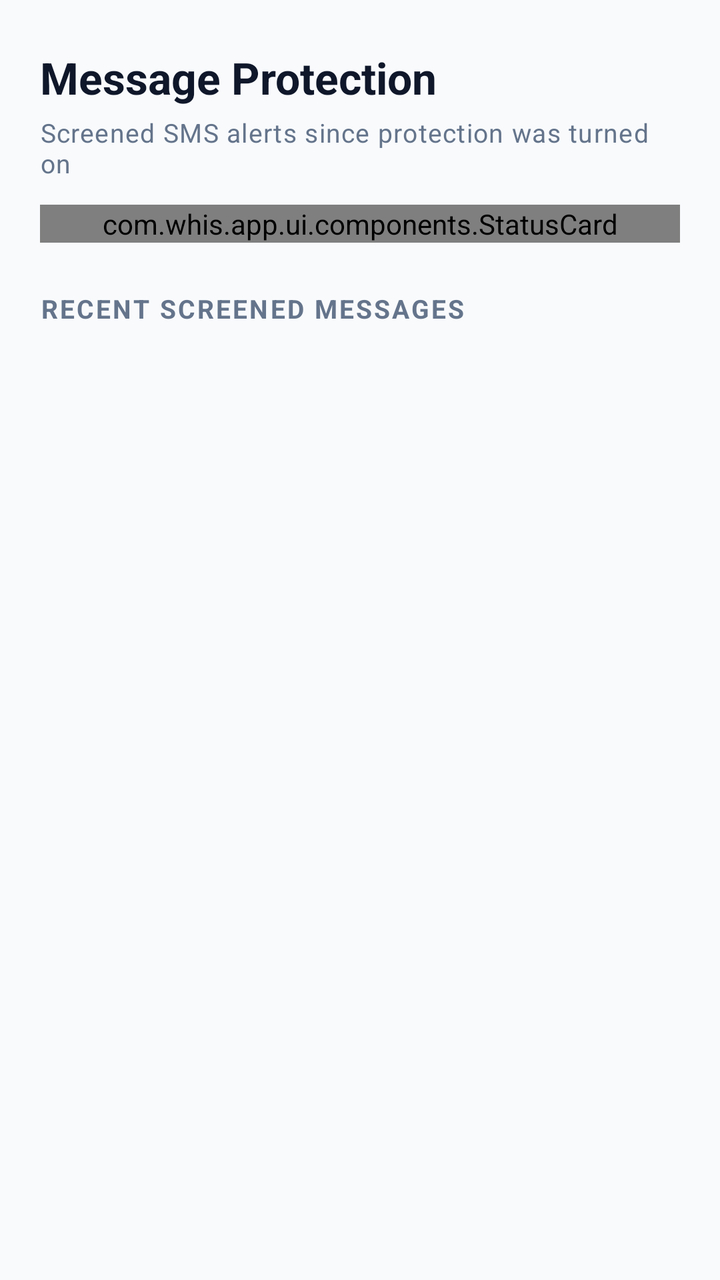
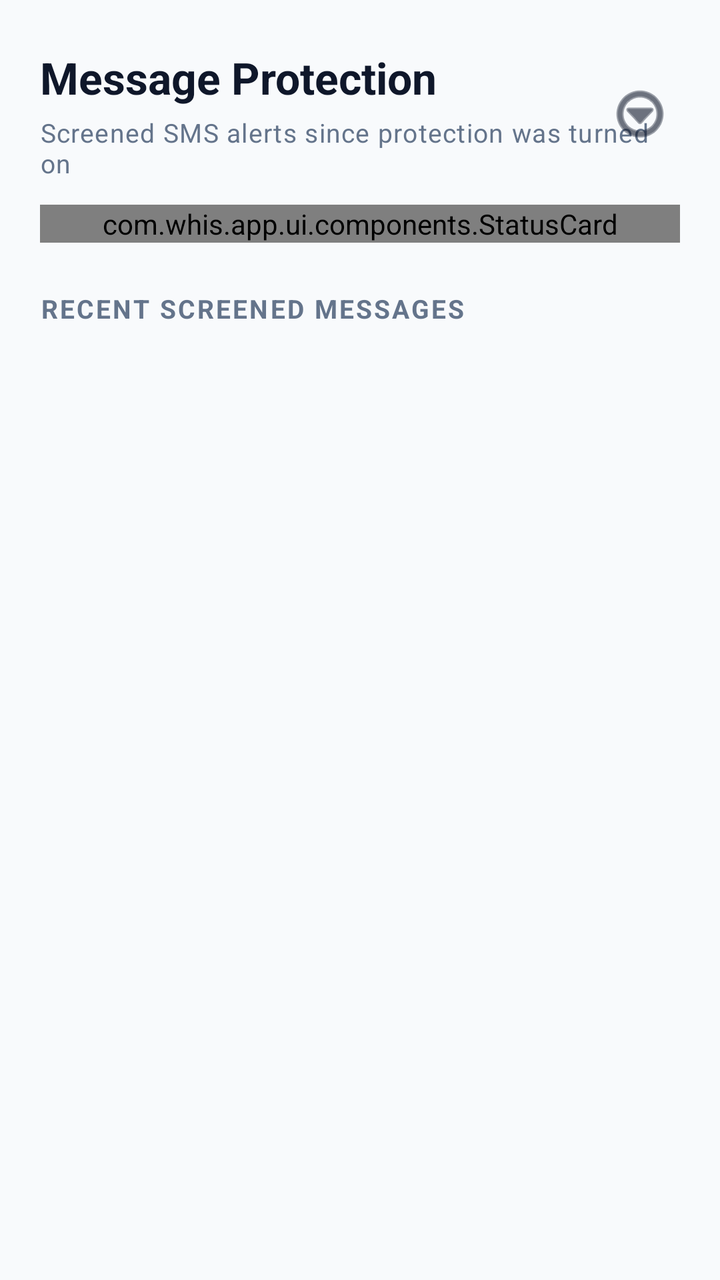

The first picture is an Android layout as it rendered before a commit; the second is the same layout after the commit. The layout source and the unified diff follow.
<!-- AndroidManifest.xml: application theme Theme.Whis -->
<!-- res/layout/fragment_messages.xml -->
<?xml version="1.0" encoding="utf-8"?>
<ScrollView xmlns:android="http://schemas.android.com/apk/res/android"
    android:fitsSystemWindows="true"
    android:layout_width="match_parent"
    android:layout_height="match_parent"
    android:fillViewport="true"
    android:background="@color/whis_bg">

    <LinearLayout
        android:layout_width="match_parent"
        android:layout_height="wrap_content"
        android:orientation="vertical"
        android:paddingHorizontal="@dimen/whis_spacing_screen_margin"
        android:paddingTop="@dimen/whis_spacing_section"
        android:paddingBottom="@dimen/whis_spacing_section">

        <TextView
            android:layout_width="wrap_content"
            android:layout_height="wrap_content"
            android:text="Message Protection"
            style="@style/Whis.TextAppearance.H1" />

        <TextView
            android:layout_width="wrap_content"
            android:layout_height="wrap_content"
            android:layout_marginTop="4dp"
            android:text="Screened SMS alerts since protection was turned on"
            style="@style/Whis.TextAppearance.Caption" />

        
        <com.whis.app.ui.components.StatusCard
            android:layout_width="match_parent"
            android:layout_height="wrap_content"
            android:layout_marginTop="@dimen/whis_spacing_item">

            <LinearLayout
                android:layout_width="match_parent"
                android:layout_height="wrap_content"
                android:orientation="vertical">

                <TextView
                    android:layout_width="wrap_content"
                    android:layout_height="wrap_content"
                    android:text="Real-time SMS Scam Protection Active"
                    style="@style/Whis.TextAppearance.Body"
                    android:textStyle="bold" />

                <TextView
                    android:layout_width="wrap_content"
                    android:layout_height="wrap_content"
                    android:layout_marginTop="@dimen/whis_spacing_base"
                    android:text="Whis screens incoming SMS notifications in real time to detect fraudulent links and payment demands before you open them."
                    style="@style/Whis.TextAppearance.Caption" />

            </LinearLayout>

        </com.whis.app.ui.components.StatusCard>

        
        <TextView
            android:layout_width="wrap_content"
            android:layout_height="wrap_content"
            android:layout_marginTop="@dimen/whis_spacing_section"
            android:text="Recent Screened Messages"
            style="@style/Whis.TextAppearance.H2" />

        <androidx.recyclerview.widget.RecyclerView
            android:id="@+id/rv_messages_feed"
            android:layout_width="match_parent"
            android:layout_height="wrap_content"
            android:layout_marginTop="@dimen/whis_spacing_base"
            android:nestedScrollingEnabled="false" />

        
        <include
            layout="@layout/layout_empty_state"
            android:id="@+id/messages_empty_state"
            android:layout_width="match_parent"
            android:layout_height="wrap_content"
            android:layout_marginTop="24dp" />

    </LinearLayout>
</ScrollView>
<!-- res/layout/layout_empty_state.xml (included above) -->
<?xml version="1.0" encoding="utf-8"?>
<LinearLayout xmlns:android="http://schemas.android.com/apk/res/android"
    android:id="@+id/empty_state_root"
    android:layout_width="match_parent"
    android:layout_height="wrap_content"
    android:orientation="vertical"
    android:gravity="center"
    android:paddingVertical="40dp"
    android:visibility="gone">

    
    <ImageView
        android:id="@+id/empty_state_icon"
        android:layout_width="80dp"
        android:layout_height="80dp"
        android:src="@drawable/ic_shield_check"
        android:contentDescription="Shield protection icon"
        android:layout_marginBottom="20dp" />

    <TextView
        android:id="@+id/empty_state_title"
        android:layout_width="wrap_content"
        android:layout_height="wrap_content"
        android:text="All clear."
        android:textColor="@color/whis_text_hi"
        android:textSize="18sp"
        android:textStyle="bold"
        android:layout_marginBottom="6dp" />

    <TextView
        android:id="@+id/empty_state_subtitle"
        android:layout_width="wrap_content"
        android:layout_height="wrap_content"
        android:text="No activity yet."
        android:textColor="@color/whis_text_mid"
        android:textSize="14sp"
        android:gravity="center" />

</LinearLayout>
<!-- resources referenced by this layout -->
<resources>
  <color name="whis_bg">#F8FAFC</color>
  <color name="whis_text_hi">#0F172A</color>
  <color name="whis_text_mid">#64748B</color>
  <dimen name="whis_spacing_base">8dp</dimen>
  <dimen name="whis_spacing_item">12dp</dimen>
  <dimen name="whis_spacing_screen_margin">20dp</dimen>
  <dimen name="whis_spacing_section">24dp</dimen>
  <!-- drawable ic_shield_check (drawable) -->
  <?xml version="1.0" encoding="utf-8"?>
  <vector xmlns:android="http://schemas.android.com/apk/res/android"
      android:width="64dp"
      android:height="64dp"
      android:viewportWidth="24"
      android:viewportHeight="24">
  
      
      <path
          android:fillColor="#41C85A"
          android:pathData="M12,1L3,5v6c0,5.55,3.84,10.74,9,12c5.16,-1.26,9,-6.45,9,-12V5L12,1z" />
  
      
      <path
          android:fillColor="#FFFFFF"
          android:pathData="M10,14.17L7.83,12l-1.42,1.41L10,17l6,-6,-1.41,-1.41L10,14.17z" />
  </vector>
  <style name="Whis.TextAppearance.Body" parent="TextAppearance.MaterialComponents.Body1">
          <item name="android:fontFamily">@font/outfit</item>
          <item name="android:textSize">16sp</item>
          <item name="android:textColor">@color/whis_text_hi</item>
      </style>
  <style name="Whis.TextAppearance.Caption" parent="TextAppearance.MaterialComponents.Caption">
          <item name="android:fontFamily">@font/outfit</item>
          <item name="android:textSize">13sp</item>
          <item name="android:textColor">@color/whis_text_mid</item>
      </style>
  <style name="Whis.TextAppearance.H1" parent="TextAppearance.MaterialComponents.Headline5">
          <item name="android:fontFamily">@font/outfit</item>
          <item name="android:textSize">22sp</item>
          <item name="android:textStyle">bold</item>
          <item name="android:textColor">@color/whis_text_hi</item>
      </style>
  <style name="Whis.TextAppearance.H2" parent="TextAppearance.MaterialComponents.Overline">
          <item name="android:fontFamily">@font/outfit</item>
          <item name="android:textSize">13sp</item>
          <item name="android:textStyle">bold</item>
          <item name="android:textAllCaps">true</item>
          <item name="android:letterSpacing">0.08</item>
          <item name="android:textColor">@color/whis_text_mid</item>
      </style>
  <style name="Theme.Whis" parent="Theme.MaterialComponents.DayNight.NoActionBar">
  
          
          <item name="colorPrimary">@color/whis_trusted</item>
          <item name="colorPrimaryVariant">@color/whis_green_dark</item>
          <item name="colorOnPrimary">#FFFFFF</item>
  
          
          <item name="colorSecondary">@color/whis_likely_safe</item>
          <item name="colorOnSecondary">#FFFFFF</item>
  
          
          <item name="colorSurface">@color/whis_surface</item>
          <item name="colorOnSurface">@color/whis_text_hi</item>
          <item name="android:colorBackground">@color/whis_bg</item>
          <item name="android:windowBackground">@color/whis_bg</item>
  
          
          <item name="android:textColorPrimary">@color/whis_text_hi</item>
          <item name="android:textColorSecondary">@color/whis_text_mid</item>
          <item name="android:textColorHint">@color/whis_text_mid</item>
  
          
          <item name="android:statusBarColor">@color/whis_bg</item>
          <item name="android:windowLightStatusBar">true</item>
  
          
          <item name="android:navigationBarColor">@color/whis_surface_elevated</item>
          <item name="android:windowLightNavigationBar" tools:targetApi="o_mr1">true</item>
  
      </style>
  <color name="whis_trusted">#16A34A</color>
  <color name="whis_green_dark">#15803D</color>
  <color name="whis_likely_safe">#22C55E</color>
  <color name="whis_surface">#FFFFFF</color>
  <color name="whis_surface_elevated">#F1F5F9</color>
</resources>

<!-- the commit's change to res/layout/fragment_messages.xml (unified diff, before → after) -->
@@ -14,18 +14,44 @@
         android:paddingTop="@dimen/whis_spacing_section"
         android:paddingBottom="@dimen/whis_spacing_section">
 
-        <TextView
-            android:layout_width="wrap_content"
-            android:layout_height="wrap_content"
-            android:text="Message Protection"
-            style="@style/Whis.TextAppearance.H1" />
+        
+        <RelativeLayout
+            android:layout_width="match_parent"
+            android:layout_height="wrap_content">
 
-        <TextView
-            android:layout_width="wrap_content"
-            android:layout_height="wrap_content"
-            android:layout_marginTop="4dp"
-            android:text="Screened SMS alerts since protection was turned on"
-            style="@style/Whis.TextAppearance.Caption" />
+            <LinearLayout
+                android:layout_width="wrap_content"
+                android:layout_height="wrap_content"
+                android:layout_alignParentStart="true"
+                android:orientation="vertical">
+
+                <TextView
+                    android:layout_width="wrap_content"
+                    android:layout_height="wrap_content"
+                    android:text="Message Protection"
+                    style="@style/Whis.TextAppearance.H1" />
+
+                <TextView
+                    android:layout_width="wrap_content"
+                    android:layout_height="wrap_content"
+                    android:layout_marginTop="4dp"
+                    android:text="Screened SMS alerts since protection was turned on"
+                    style="@style/Whis.TextAppearance.Caption" />
+
+            </LinearLayout>
+
+            <ImageButton
+                android:id="@+id/btn_messages_menu"
+                android:layout_width="40dp"
+                android:layout_height="40dp"
+                android:layout_alignParentEnd="true"
+                android:layout_centerVertical="true"
+                android:background="?attr/selectableItemBackgroundBorderless"
+                android:contentDescription="Options Menu"
+                android:src="@android:drawable/ic_menu_more"
+                android:tint="@color/whis_text_hi" />
+
+        </RelativeLayout>
 
         
         <com.whis.app.ui.components.StatusCard
